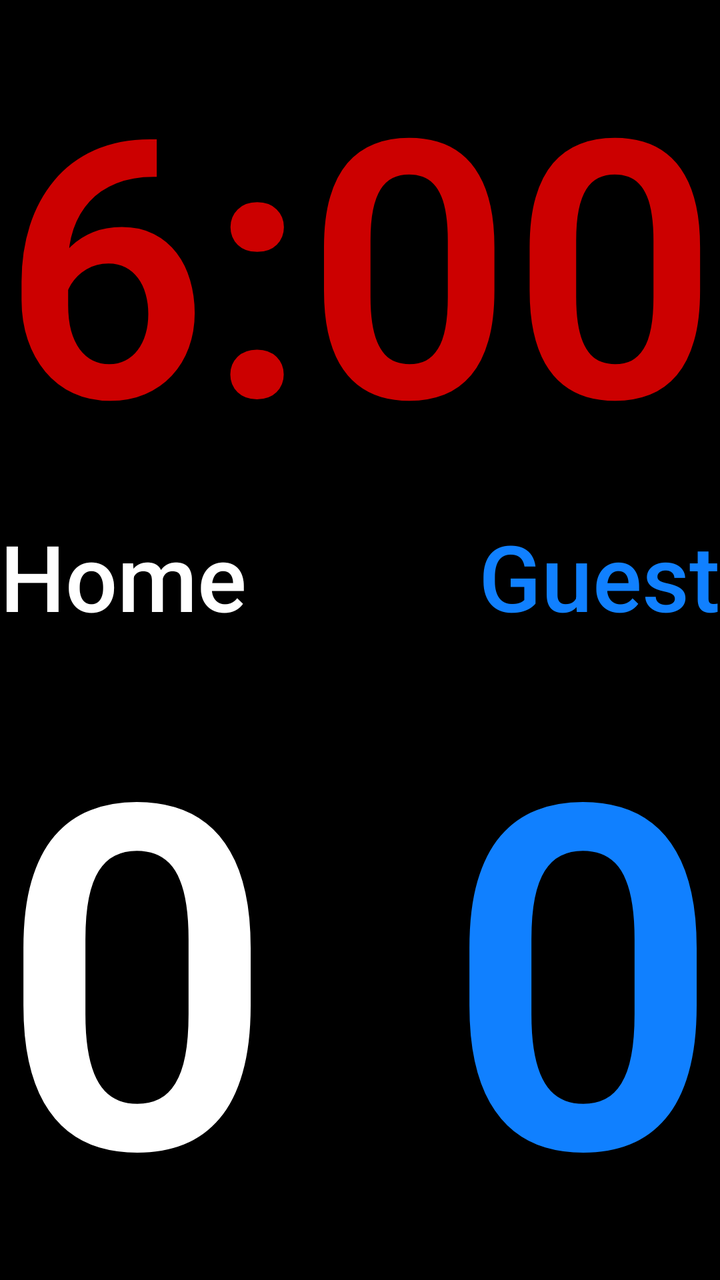
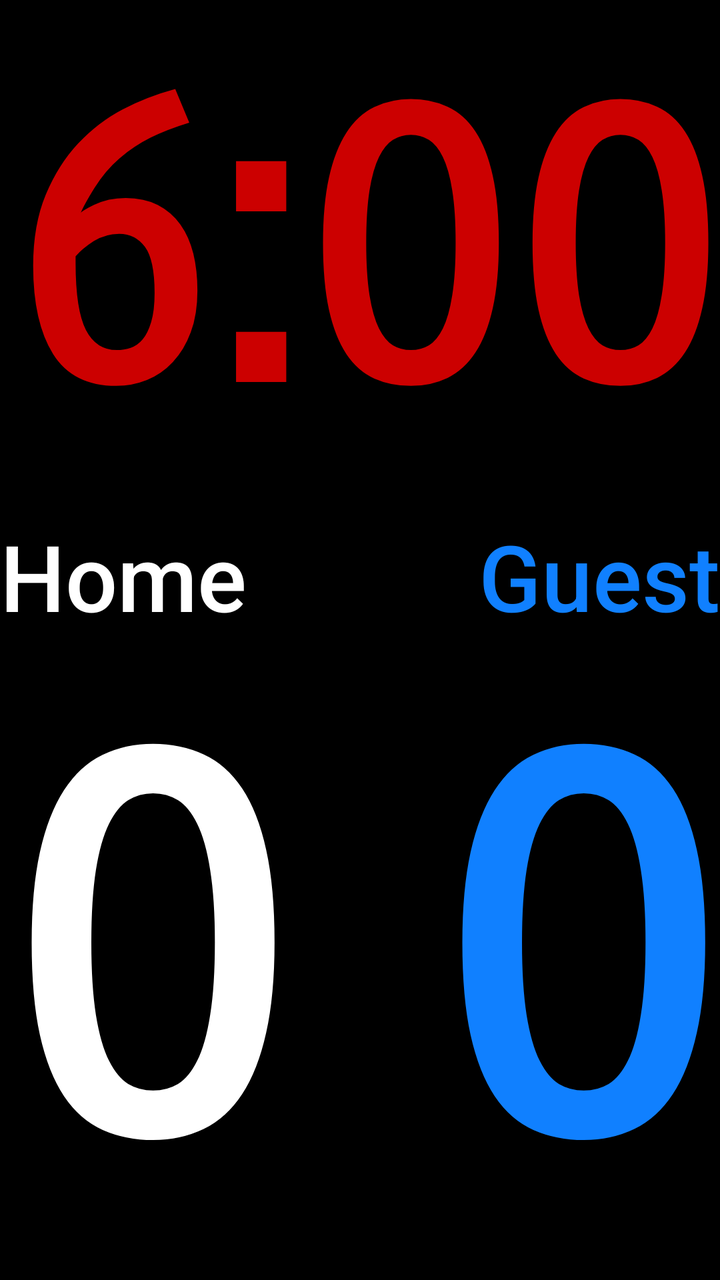

Before-and-after screenshots of an Android layout around one commit, followed by the original layout XML and the change that was made.
<!-- AndroidManifest.xml: application theme AppTheme -->
<!-- res/layout/time_and_score_board.xml -->
<?xml version="1.0" encoding="utf-8"?>
<androidx.coordinatorlayout.widget.CoordinatorLayout xmlns:android="http://schemas.android.com/apk/res/android"
    xmlns:app="http://schemas.android.com/apk/res-auto"
    xmlns:tools="http://schemas.android.com/tools"
    android:layout_width="match_parent"
    android:layout_height="match_parent"
    android:keepScreenOn="true"
    tools:context="de.wasserball.wabaclock.main.TimeAndScoreBoard">

    <LinearLayout
        android:id="@+id/timeAndScoreBoardLayout"
        android:layout_width="match_parent"
        android:layout_height="match_parent"
        android:orientation="vertical">

        <Button
            android:id="@+id/mainTimeBoard"
            style="@style/Widget.AppCompat.Button.Borderless"
            android:layout_width="match_parent"
            android:layout_height="0dp"
            android:layout_weight="4"
            android:background="@android:color/background_dark"
            android:clickable="true"
            android:focusable="true"
            android:text="@string/main_time_default_val"
            android:textAlignment="center"
            android:textAllCaps="false"
            android:textAppearance="@style/TextAppearance.AppCompat.Display4"
            android:textColor="@android:color/holo_red_dark"
            android:textSize="112sp"
            android:textStyle="bold"
            app:autoSizeMaxTextSize="400sp"
            app:autoSizeMinTextSize="12sp"
            app:autoSizeStepGranularity="2sp"
            app:autoSizeTextType="uniform" />

        <LinearLayout
            android:layout_width="match_parent"
            android:layout_height="0dp"
            android:layout_weight="1"
            android:orientation="horizontal">

            <Button
                android:id="@+id/btnTeamHome"
                style="@style/Widget.AppCompat.Button.Borderless"
                android:layout_width="0dp"
                android:layout_height="match_parent"
                android:layout_weight="1"
                android:background="@android:color/background_dark"
                android:text="@string/home_team_default_name"
                android:textAlignment="textStart"
                android:textAllCaps="false"
                android:textColor="@android:color/white"
                app:autoSizeMaxTextSize="400sp"
                app:autoSizeMinTextSize="12sp"
                app:autoSizeStepGranularity="2sp"
                app:autoSizeTextType="uniform" />

            <Button
                android:id="@+id/btnTeamGuest"
                style="@style/Widget.AppCompat.Button.Borderless"
                android:layout_width="0dp"
                android:layout_height="match_parent"
                android:layout_weight="1"
                android:background="@android:color/background_dark"
                android:text="@string/guest_team_default_name"
                android:textAlignment="textEnd"
                android:textAllCaps="false"
                android:textColor="@color/blue"
                app:autoSizeMaxTextSize="400sp"
                app:autoSizeMinTextSize="12sp"
                app:autoSizeStepGranularity="2sp"
                app:autoSizeTextType="uniform" />
        </LinearLayout>

        <LinearLayout
            android:id="@+id/layoutButtons"
            android:layout_width="match_parent"
            android:layout_height="0dp"
            android:layout_weight="5"
            android:background="@android:color/background_dark"
            android:orientation="horizontal">

            <Button
                android:id="@+id/toreHeimBoard"
                style="@style/Widget.AppCompat.Button.Borderless"
                android:layout_width="0dp"
                android:layout_height="match_parent"
                android:layout_weight="1"
                android:background="@android:color/background_dark"
                android:contentDescription="@string/goals_home_content_description"
                android:text="@string/_00"
                android:textAlignment="textStart"
                android:textAllCaps="false"
                android:textAppearance="@style/TextAppearance.AppCompat.Display4"
                android:textColor="@android:color/background_light"
                android:textStyle="bold"
                app:autoSizeMaxTextSize="400sp"
                app:autoSizeMinTextSize="12sp"
                app:autoSizeStepGranularity="2sp"
                app:autoSizeTextType="uniform" />

            <Button
                android:id="@+id/toreGastBoard"
                style="@style/Widget.AppCompat.Button.Borderless"
                android:layout_width="0dp"
                android:layout_height="match_parent"
                android:layout_weight="1"
                android:background="@android:color/background_dark"
                android:contentDescription="@string/goals_guest_content_description"
                android:text="@string/_00"
                android:textAlignment="textEnd"
                android:textAllCaps="false"
                android:textAppearance="@style/TextAppearance.AppCompat.Display4"
                android:textColor="@color/blue"
                android:textStyle="bold"
                app:autoSizeMaxTextSize="400sp"
                app:autoSizeMinTextSize="12sp"
                app:autoSizeStepGranularity="2sp"
                app:autoSizeTextType="uniform" />
        </LinearLayout>
    </LinearLayout>

</androidx.coordinatorlayout.widget.CoordinatorLayout>
<!-- resources referenced by this layout -->
<resources>
  <color name="blue">#1080FF</color>
  <string name="_00">0</string>
  <string name="goals_guest_content_description">golas guest</string>
  <string name="goals_home_content_description">goals home</string>
  <string name="guest_team_default_name">Guest</string>
  <string name="home_team_default_name">Home</string>
  <string name="main_time_default_val">6:00</string>
  <style name="AppTheme" parent="Theme.AppCompat.Light.NoActionBar">
          
          <item name="colorPrimary">@color/colorPrimary</item>
          <item name="colorPrimaryDark">@color/colorPrimaryDark</item>
          <item name="colorAccent">@color/colorAccent</item>
      </style>
  <color name="colorPrimary">#008577</color>
  <color name="colorPrimaryDark">#000000</color>
  <color name="colorAccent">#D81B60</color>
</resources>

<!-- the commit's change to res/layout/time_and_score_board.xml (unified diff, before → after) -->
@@ -25,6 +25,7 @@
             android:text="@string/main_time_default_val"
             android:textAlignment="center"
             android:textAllCaps="false"
+            android:fontFamily="sans-serif-smallcaps"
             android:textAppearance="@style/TextAppearance.AppCompat.Display4"
             android:textColor="@android:color/holo_red_dark"
             android:textSize="112sp"
@@ -92,6 +93,7 @@
                 android:text="@string/_00"
                 android:textAlignment="textStart"
                 android:textAllCaps="false"
+                android:fontFamily="sans-serif-smallcaps"
                 android:textAppearance="@style/TextAppearance.AppCompat.Display4"
                 android:textColor="@android:color/background_light"
                 android:textStyle="bold"
@@ -111,6 +113,7 @@
                 android:text="@string/_00"
                 android:textAlignment="textEnd"
                 android:textAllCaps="false"
+                android:fontFamily="sans-serif-smallcaps"
                 android:textAppearance="@style/TextAppearance.AppCompat.Display4"
                 android:textColor="@color/blue"
                 android:textStyle="bold"
